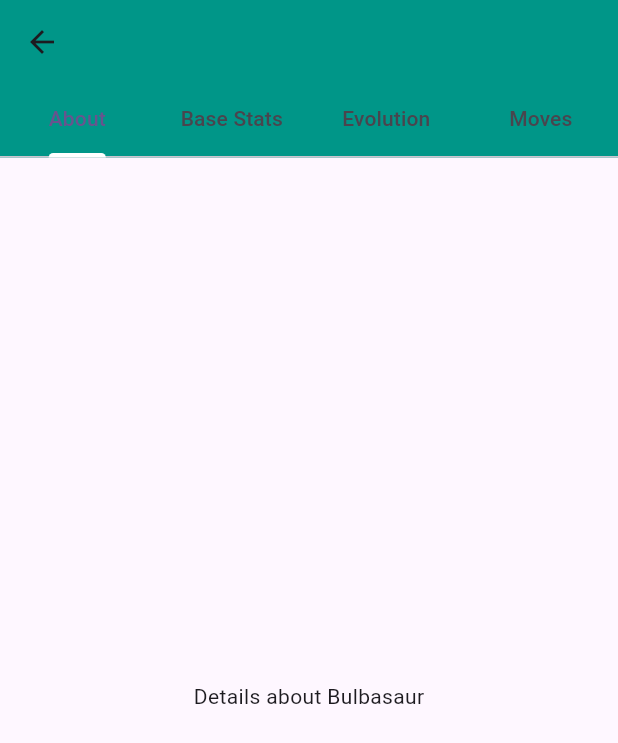
After one commit to naufalprakoso/sprout_mobile_developer_test, a Flutter app: the PokemonDetailBottomBar screen opened directly, on a phone screen of 412 x 824 dp. The commit adds this screen. Shown: the top 743 px of the screen. Run offline on Flutter 3.47's test engine with Material 3 defaults, Android fonts, the phone set to English and light mode, and no system bars; our stand-ins replace dartz, dio, envied, equatable, get; generated files the repository leaves out were written again.

Commit message:
Add Pokemon Detail Screen

```diff
--- a/lib/features/pokemon/presentation/controllers/pokemon_controller.dart
+++ b/lib/features/pokemon/presentation/controllers/pokemon_controller.dart
@@ -6,7 +6,7 @@ import 'package:sprout_mobile_developer_test/features/pokemon/domain/usecases/do
 
 class PokemonController extends GetxController {
   Rx<BaseStateV2<List<PokemonModel>>> pokemonModel = BaseStateV2<List<PokemonModel>>().obs;
-  int dataSize = 8;
+  int dataSize = 4;
 
   Future fetchPokemon(BuildContext context) async {
     pokemonModel.value = pokemonModel.value.copyWith(
--- /dev/null
+++ b/lib/features/pokemon/presentation/pages/detail/pokemon_detail_about_screen.dart
@@ -0,0 +1,37 @@
+import 'package:flutter/material.dart';
+
+class PokemonDetailAboutScreen extends StatelessWidget {
+  @override
+  Widget build(BuildContext context) {
+    return Center(
+      child: Text("Details about Bulbasaur"),
+    );
+  }
+}
+
+class BaseStatsTab extends StatelessWidget {
+  @override
+  Widget build(BuildContext context) {
+    return Center(
+      child: Text("Base stats here"),
+    );
+  }
+}
+
+class EvolutionTab extends StatelessWidget {
+  @override
+  Widget build(BuildContext context) {
+    return Center(
+      child: Text("Evolution details here"),
+    );
+  }
+}
+
+class MovesTab extends StatelessWidget {
+  @override
+  Widget build(BuildContext context) {
+    return Center(
+      child: Text("List of moves here"),
+    );
+  }
+}
--- /dev/null
+++ b/lib/features/pokemon/presentation/pages/detail/pokemon_detail_bottom_bar.dart
@@ -0,0 +1,47 @@
+import 'package:flutter/material.dart';
+
+import 'pokemon_detail_about_screen.dart';
+
+class PokemonDetailBottomBar extends StatelessWidget {
+  @override
+  Widget build(BuildContext context) {
+    return DefaultTabController(
+      length: 4,
+      child: Scaffold(
+        appBar: AppBar(
+          backgroundColor: Colors.teal,
+          bottom: TabBar(
+            tabs: [
+              Tab(text: "About"),
+              Tab(text: "Base Stats"),
+              Tab(text: "Evolution"),
+              Tab(text: "Moves"),
+            ],
+            indicatorColor: Colors.white,
+            indicatorWeight: 3,
+          ),
+        ),
+        body: TabBarView(
+          children: [
+            Padding(
+              padding: const EdgeInsets.all(16),
+              child: PokemonDetailAboutScreen(),
+            ),
+            Padding(
+              padding: const EdgeInsets.all(16),
+              child: BaseStatsTab(),
+            ),
+            Padding(
+              padding: const EdgeInsets.all(16),
+              child: EvolutionTab(),
+            ),
+            Padding(
+              padding: const EdgeInsets.all(16),
+              child: MovesTab(),
+            ),
+          ],
+        ),
+      ),
+    );
+  }
+}
--- a/lib/routes/main_route.dart
+++ b/lib/routes/main_route.dart
@@ -1,10 +1,13 @@
 import 'package:flutter/material.dart';
+import 'package:sprout_mobile_developer_test/features/pokemon/presentation/pages/detail/pokemon_detail_screen.dart';
 import 'package:sprout_mobile_developer_test/features/pokemon/presentation/pages/home/home_screen.dart';
 
 class MainRoute {
   static Map<String, WidgetBuilder> routes = {
     homeRoute: (context) => const HomeScreen(),
+    detailRoute: (context) => const PokemonDetailScreen(),
   };
 
   static const homeRoute = '/home';
+  static const detailRoute = '/detail';
 }
--- a/lib/theme/colors.dart
+++ b/lib/theme/colors.dart
@@ -20,10 +20,7 @@ class ColorsPalette {
 
   static const darkGreyTextColor = Color(0xFFA0A7AF);
   static const darkGreyHintColor = Color(0xFF677178);
-  static const pinBackgroundColor = Color(0xFFE5E5E5);
   static const lightGreyBackground = Color(0xFFEFF3F5);
   static const textWhite = Color(0xFFFFFFFF);
   static const blackText = Color(0xFF191B1D);
-
-  static const availableGreen = Color(0xFF38D363);
 }
```
Also changed, not shown: lib/features/pokemon/domain/models/detail/pokemon_model.dart (+7 -0 lines), lib/features/pokemon/domain/models/detail/types_model.dart (added, +39 -0 lines), lib/features/pokemon/presentation/pages/detail/pokemon_detail_screen.dart (added, +50 -0 lines), lib/features/pokemon/presentation/pages/home/item_pokemon.dart (+39 -12 lines), lib/routes/args/pokemon_detail_args.dart (added, +9 -0 lines), lib/theme/pokemon_colors.dart (added, +66 -0 lines).
